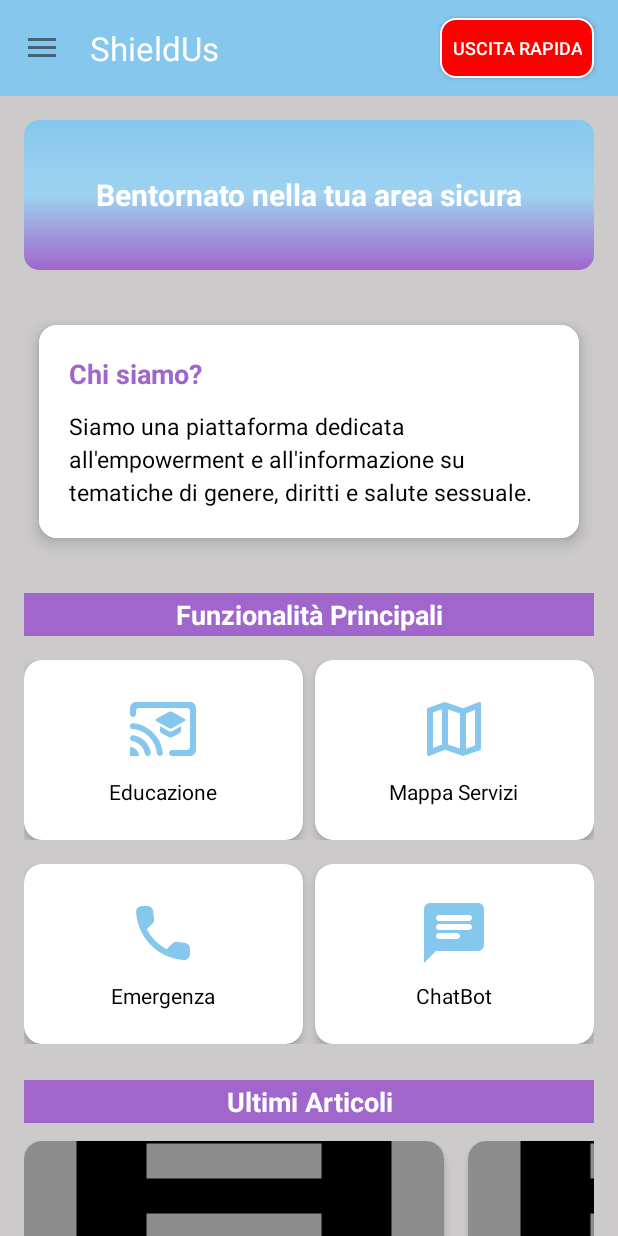
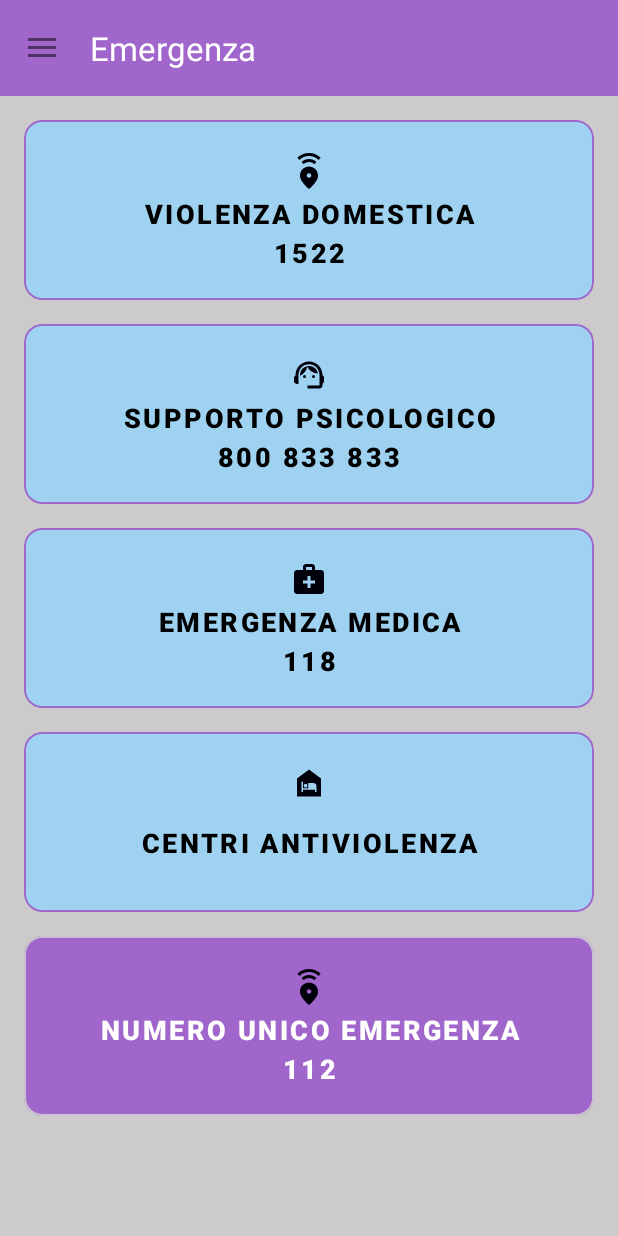
Before and after one commit to Valeferr/shieldus-app, an Android app: the screen it shows after launch (HomeActivity before the commit, EmergencyActivity after it), in the side drawer, after a tap on "Numeri Emergenza", on a phone screen of 412 x 824 dp. Run offline under Robolectric (Android 15) with nearby library versions, the phone set to English and light mode, and no system bars.

Commit message:
Added emergency page

```diff
--- a/app/src/main/AndroidManifest.xml
+++ b/app/src/main/AndroidManifest.xml
@@ -50,6 +50,7 @@
         <activity android:name=".activities.ModuleIntroActivity" />
         <activity android:name=".activities.ChatbotActivity" />
         <activity android:name=".activities.MapActivity" />
+        <activity android:name=".activities.EmergencyActivity"/>
     </application>
 
 </manifest>
--- a/app/src/main/java/com/example/shieldus/activities/BaseActivity.java
+++ b/app/src/main/java/com/example/shieldus/activities/BaseActivity.java
@@ -106,12 +106,12 @@ public abstract class BaseActivity extends AppCompatActivity implements Navigati
         else if (id == R.id.nav_chatbot && !(this instanceof ChatbotActivity)) {
             startActivity(new Intent(this, ChatbotActivity.class));
         }
-//        else if (id == R.id.nav_map && !(this instanceof MapActivity)) {
-//            startActivity(new Intent(this, MapActivity.class));
-//        }
-//        else if (id == R.id.nav_emergency && !(this instanceof EmergencyActivity)) {
-//            startActivity(new Intent(this, EmergencyActivity.class));
-//        }
+        else if (id == R.id.nav_map && !(this instanceof MapActivity)) {
+            startActivity(new Intent(this, MapActivity.class));
+        }
+        else if (id == R.id.nav_emergency && !(this instanceof EmergencyActivity)) {
+            startActivity(new Intent(this, EmergencyActivity.class));
+        }
 //        else if (id == R.id.nav_settings && !(this instanceof SettingsActivity)) {
 //            startActivity(new Intent(this, SettingsActivity.class));
 //        }
--- a/app/src/main/java/com/example/shieldus/activities/EmergencyActivity.java
+++ b/app/src/main/java/com/example/shieldus/activities/EmergencyActivity.java
@@ -1,4 +1,102 @@
 package com.example.shieldus.activities;
 
-public class EmergencyActivity {
+import android.content.Intent;
+import android.net.Uri;
+import android.os.Bundle;
+import androidx.annotation.NonNull;
+import android.view.MenuItem;
+import android.view.View;
+import android.widget.Button;
+import androidx.appcompat.app.AlertDialog;
+import com.example.shieldus.R;
+import androidx.core.view.GravityCompat;
+
+public class EmergencyActivity extends BaseActivity {
+
+    @Override
+    protected void onCreate(Bundle savedInstanceState) {
+        super.onCreate(savedInstanceState);
+        setContentView(R.layout.activity_emergency);
+
+        setupNavigationDrawer();
+        setToolbarTitle("Emergenza");
+
+        setupEmergencyButtons();
+    }
+
+    private void setupEmergencyButtons() {
+        int[] buttonIds = {
+                R.id.btn_violenza_domestica,
+                R.id.btn_supporto_psicologico,
+                R.id.btn_emergenza_medica,
+                R.id.btn_centri_antiviolenza,
+                R.id.btn_chiamata_generica
+        };
+
+        for (int id : buttonIds) {
+            Button btn = findViewById(id);
+            btn.setOnClickListener(this::handleEmergencyClick);
+        }
+    }
+
+    private void handleEmergencyClick(View v) {
+        String number = "";
+        String title = "";
+
+        if (v.getId() == R.id.btn_centri_antiviolenza) {
+            showCentersDialog();
+            return;
+        } else if (v.getId() == R.id.btn_chiamata_generica) {
+            number = "112";
+            title = getString(R.string.emergency_general_title);
+        } else if (v.getId() == R.id.btn_emergenza_medica) {
+            number = "118";
+            title = getString(R.string.emergency_medical_title);
+        } else if (v.getId() == R.id.btn_supporto_psicologico) {
+            number = "800833833";
+            title = getString(R.string.emergency_psychological_title);
+        } else if (v.getId() == R.id.btn_violenza_domestica) {
+            number = "1522";
+            title = getString(R.string.emergency_violence_title);
+        }
+
+        showConfirmationDialog(title, number);
+    }
+
+    private void showCentersDialog() {
+        new AlertDialog.Builder(this)
+                .setTitle(R.string.emergency_centers_title)
+                .setMessage(R.string.emergency_centers_message)
+                .setPositiveButton(R.string.open_map, (dialog, which) -> {
+                    Intent intent = new Intent(this, MapActivity.class);
+                    intent.putExtra("show_centers", true);
+                    startActivity(intent);
+                })
+                .setNegativeButton(R.string.cancel, null)
+                .show();
+    }
+
+    private void showConfirmationDialog(String title, String number) {
+        new AlertDialog.Builder(this)
+                .setTitle(getString(R.string.confirm_call, title))
+                .setMessage(getString(R.string.call_number, number))
+                .setPositiveButton(R.string.call, (dialog, which) -> callNumber(number))
+                .setNegativeButton(R.string.cancel, null)
+                .show();
+    }
+
+    private void callNumber(String phoneNumber) {
+        Intent intent = new Intent(Intent.ACTION_DIAL);
+        intent.setData(Uri.parse("tel:" + phoneNumber));
+        startActivity(intent);
+    }
+
+    @Override
+    public boolean onNavigationItemSelected(@NonNull MenuItem item) {
+        if (item.getItemId() == R.id.nav_emergency) {
+            drawerLayout.closeDrawer(GravityCompat.START);
+            return true;
+        }
+        return super.onNavigationItemSelected(item);
+    }
 }
--- a/app/src/main/java/com/example/shieldus/activities/MapActivity.java
+++ b/app/src/main/java/com/example/shieldus/activities/MapActivity.java
@@ -53,6 +53,10 @@ public class MapActivity extends BaseActivity implements OnMapReadyCallback {
         setContentView(R.layout.activity_map);
         setupNavigationDrawer();
         setToolbarTitle("Mappa Servizi");
+
+        if (getIntent().getBooleanExtra("show_centers", false)) {
+            filterCentersByType("antiviolenza");
+        }
 
         SupportMapFragment mapFragment = (SupportMapFragment)
                 getSupportFragmentManager().findFragmentById(R.id.map);
--- /dev/null
+++ b/app/src/main/res/drawable/ic_emergency_alert.xml
@@ -0,0 +1,5 @@
+<vector xmlns:android="http://schemas.android.com/apk/res/android" android:height="24dp" android:tint="#00000A" android:viewportHeight="24" android:viewportWidth="24" android:width="24dp">
+
+    <path android:fillColor="@android:color/white" android:pathData="M12,9c-3.15,0 -6,2.41 -6,6.15c0,2.49 2,5.44 6,8.85c4,-3.41 6,-6.36 6,-8.85C18,11.41 15.15,9 12,9zM12,16.5c-0.83,0 -1.5,-0.67 -1.5,-1.5s0.67,-1.5 1.5,-1.5s1.5,0.67 1.5,1.5S12.83,16.5 12,16.5zM12,4c1.93,0 3.68,0.78 4.95,2.05l-1.41,1.41C14.63,6.56 13.38,6 12,6S9.37,6.56 8.46,7.46L7.05,6.05C8.32,4.78 10.07,4 12,4zM19.78,3.23l-1.41,1.41C16.74,3.01 14.49,2 12.01,2S7.27,3.01 5.64,4.63L4.22,3.22C6.22,1.23 8.97,0 12.01,0S17.79,1.23 19.78,3.23z"/>
+
+</vector>
--- /dev/null
+++ b/app/src/main/res/drawable/ic_emergency_call.xml
@@ -0,0 +1,5 @@
+<vector xmlns:android="http://schemas.android.com/apk/res/android" android:height="24dp" android:tint="#00000A" android:viewportHeight="24" android:viewportWidth="24" android:width="24dp">
+
+    <path android:fillColor="@android:color/white" android:pathData="M22,3H2C0.9,3 0,3.9 0,5v14c0,1.1 0.9,2 2,2h20c1.1,0 1.99,-0.9 1.99,-2L24,5C24,3.9 23.1,3 22,3zM9,8c1.65,0 3,1.35 3,3s-1.35,3 -3,3s-3,-1.35 -3,-3S7.35,8 9,8zM2.08,19c1.38,-2.39 3.96,-4 6.92,-4s5.54,1.61 6.92,4H2.08zM20.97,9.85l-0.75,1.3l-1.47,-0.85V12h-1.5v-1.7l-1.47,0.85l-0.75,-1.3L16.5,9l-1.47,-0.85l0.75,-1.3l1.47,0.85V6h1.5v1.7l1.47,-0.85l0.75,1.3L19.5,9L20.97,9.85z"/>
+
+</vector>
--- /dev/null
+++ b/app/src/main/res/drawable/ic_medical_emergency.xml
@@ -0,0 +1,5 @@
+<vector xmlns:android="http://schemas.android.com/apk/res/android" android:height="24dp" android:tint="#00000A" android:viewportHeight="24" android:viewportWidth="24" android:width="24dp">
+
+    <path android:fillColor="@android:color/white" android:pathData="M20,6h-4V4c0,-1.1 -0.9,-2 -2,-2h-4C8.9,2 8,2.9 8,4v2H4C2.9,6 2,6.9 2,8v12c0,1.1 0.9,2 2,2h16c1.1,0 2,-0.9 2,-2V8C22,6.9 21.1,6 20,6zM10,4h4v2h-4V4zM16,15h-3v3h-2v-3H8v-2h3v-3h2v3h3V15z"/>
+
+</vector>
--- /dev/null
+++ b/app/src/main/res/drawable/ic_psychological_support.xml
@@ -0,0 +1,11 @@
+<vector xmlns:android="http://schemas.android.com/apk/res/android" android:height="24dp" android:tint="#00000A" android:viewportHeight="24" android:viewportWidth="24" android:width="24dp">
+
+    <path android:fillColor="@android:color/white" android:pathData="M21,12.22C21,6.73 16.74,3 12,3c-4.69,0 -9,3.65 -9,9.28C2.4,12.62 2,13.26 2,14v2c0,1.1 0.9,2 2,2h1v-6.1c0,-3.87 3.13,-7 7,-7s7,3.13 7,7V19h-8v2h8c1.1,0 2,-0.9 2,-2v-1.22c0.59,-0.31 1,-0.92 1,-1.64v-2.3C22,13.14 21.59,12.53 21,12.22z"/>
+
+    <path android:fillColor="@android:color/white" android:pathData="M9,13m-1,0a1,1 0,1 1,2 0a1,1 0,1 1,-2 0"/>
+
+    <path android:fillColor="@android:color/white" android:pathData="M15,13m-1,0a1,1 0,1 1,2 0a1,1 0,1 1,-2 0"/>
+
+    <path android:fillColor="@android:color/white" android:pathData="M18,11.03C17.52,8.18 15.04,6 12.05,6c-3.03,0 -6.29,2.51 -6.03,6.45c2.47,-1.01 4.33,-3.21 4.86,-5.89C12.19,9.19 14.88,11 18,11.03z"/>
+
+</vector>
--- /dev/null
+++ b/app/src/main/res/drawable/ic_shelter.xml
@@ -0,0 +1,5 @@
+<vector xmlns:android="http://schemas.android.com/apk/res/android" android:height="24dp" android:tint="#00000A" android:viewportHeight="24" android:viewportWidth="24" android:width="24dp">
+
+    <path android:fillColor="@android:color/white" android:pathData="M12,3L4,9v12h16V9L12,3zM9.75,12.5c0.69,0 1.25,0.56 1.25,1.25S10.44,15 9.75,15S8.5,14.44 8.5,13.75S9.06,12.5 9.75,12.5zM17,18h-1v-1.5H8V18H7v-7h1v4.5h3.5V12H15c1.1,0 2,0.9 2,2V18z"/>
+
+</vector>
--- /dev/null
+++ b/app/src/main/res/drawable/ic_warning.xml
@@ -0,0 +1,9 @@
+<vector xmlns:android="http://schemas.android.com/apk/res/android" android:height="24dp" android:tint="#00000A" android:viewportHeight="24" android:viewportWidth="24" android:width="24dp">
+
+    <path android:fillColor="@android:color/white" android:pathData="M12,5.99L19.53,19H4.47L12,5.99M12,2L1,21h22L12,2L12,2z"/>
+
+    <path android:fillColor="@android:color/white" android:pathData="M13,16l-2,0l0,2l2,0z"/>
+
+    <path android:fillColor="@android:color/white" android:pathData="M13,10l-2,0l0,5l2,0z"/>
+
+</vector>
--- /dev/null
+++ b/app/src/main/res/layout/activity_emergency.xml
@@ -0,0 +1,131 @@
+<?xml version="1.0" encoding="utf-8"?>
+<androidx.drawerlayout.widget.DrawerLayout
+    xmlns:android="http://schemas.android.com/apk/res/android"
+    xmlns:app="http://schemas.android.com/apk/res-auto"
+    xmlns:tools="http://schemas.android.com/tools"
+    android:id="@+id/drawer_layout"
+    android:layout_width="match_parent"
+    android:layout_height="match_parent"
+    tools:context=".activities.EmergencyActivity">
+
+    <LinearLayout
+        android:layout_width="match_parent"
+        android:layout_height="match_parent"
+        android:orientation="vertical"
+        android:background="@color/light_white">
+
+        <com.google.android.material.appbar.MaterialToolbar
+            android:id="@+id/toolbar"
+            android:layout_width="match_parent"
+            android:layout_height="?attr/actionBarSize"
+            android:background="@color/primary_purple"
+            app:titleTextColor="@color/white"/>
+
+        <ScrollView
+            android:layout_width="match_parent"
+            android:layout_height="match_parent"
+            android:padding="16dp">
+
+            <LinearLayout
+                android:layout_width="match_parent"
+                android:layout_height="wrap_content"
+                android:orientation="vertical">
+
+                <!-- Violenza Domestica -->
+                <com.google.android.material.card.MaterialCardView
+                    android:layout_width="match_parent"
+                    android:layout_height="wrap_content"
+                    android:layout_marginBottom="16dp"
+                    app:cardBackgroundColor="@color/primary_blue_lighter"
+                    app:cardCornerRadius="12dp"
+                    app:strokeColor="@color/primary_purple"
+                    app:strokeWidth="1dp">
+
+                    <Button
+                        android:id="@+id/btn_violenza_domestica"
+                        style="@style/EmergencyButtonStyle"
+                        android:text="@string/emergency_violence_title"
+                        android:drawableTop="@drawable/ic_emergency_alert"/>
+                </com.google.android.material.card.MaterialCardView>
+
+                <!-- Supporto Psicologico -->
+                <com.google.android.material.card.MaterialCardView
+                    android:layout_width="match_parent"
+                    android:layout_height="wrap_content"
+                    android:layout_marginBottom="16dp"
+                    app:cardBackgroundColor="@color/primary_blue_lighter"
+                    app:cardCornerRadius="12dp"
+                    app:strokeColor="@color/primary_purple"
+                    app:strokeWidth="1dp">
+
+                    <Button
+                        android:id="@+id/btn_supporto_psicologico"
+                        style="@style/EmergencyButtonStyle"
+                        android:text="@string/emergency_psychological_title"
+                        android:drawableTop="@drawable/ic_psychological_support"/>
+                </com.google.android.material.card.MaterialCardView>
+
+                <!-- Emergenza Medica -->
+                <com.google.android.material.card.MaterialCardView
+                    android:layout_width="match_parent"
+                    android:layout_height="wrap_content"
+                    android:layout_marginBottom="16dp"
+                    app:cardBackgroundColor="@color/primary_blue_lighter"
+                    app:cardCornerRadius="12dp"
+                    app:strokeColor="@color/primary_purple"
+                    app:strokeWidth="1dp">
+
+                    <Button
+                        android:id="@+id/btn_emergenza_medica"
+                        style="@style/EmergencyButtonStyle"
+                        android:text="@string/emergency_medical_title"
+                        android:drawableTop="@drawable/ic_medical_emergency"/>
+                </com.google.android.material.card.MaterialCardView>
+
+                <!-- Centri Antiviolenza -->
+                <com.google.android.material.card.MaterialCardView
+                    android:layout_width="match_parent"
+                    android:layout_height="wrap_content"
+                    android:layout_marginBottom="16dp"
+                    app:cardBackgroundColor="@color/primary_blue_lighter"
+                    app:cardCornerRadius="12dp"
+                    app:strokeColor="@color/primary_purple"
+                    app:strokeWidth="1dp">
+
+                    <Button
+                        android:id="@+id/btn_centri_antiviolenza"
+                        style="@style/EmergencyButtonStyle"
+                        android:text="@string/emergency_centers_title"
+                        android:drawableTop="@drawable/ic_shelter"/>
+                </com.google.android.material.card.MaterialCardView>
+
+                <!-- Chiamata Generica -->
+                <com.google.android.material.card.MaterialCardView
+                    android:layout_width="match_parent"
+                    android:layout_height="wrap_content"
+                    app:cardBackgroundColor="@color/primary_purple"
+                    app:cardCornerRadius="12dp">
+
+                    <Button
+                        android:id="@+id/btn_chiamata_generica"
+                        style="@style/EmergencyButtonStyle"
+                        android:text="@string/emergency_general_title"
+                        android:textColor="@color/white"
+                        android:drawableTop="@drawable/ic_emergency_alert"/>
+                </com.google.android.material.card.MaterialCardView>
+            </LinearLayout>
+        </ScrollView>
+    </LinearLayout>
+
+    <com.google.android.material.navigation.NavigationView
+        android:id="@+id/nav_view"
+        android:layout_width="300dp"
+        android:layout_height="match_parent"
+        android:layout_gravity="start"
+        android:background="@color/light_white"
+        android:fitsSystemWindows="true"
+        app:headerLayout="@layout/nav_header"
+        app:itemIconTint="@color/black"
+        app:itemTextColor="@color/black"
+        app:menu="@menu/main_menu" />
+</androidx.drawerlayout.widget.DrawerLayout>
--- a/app/src/main/res/values/strings.xml
+++ b/app/src/main/res/values/strings.xml
@@ -8,6 +8,18 @@
     <string name="chatbot_suggestions">Ecco alcuni argomenti su cui posso aiutarti:\n- Discriminazione sul lavoro\n- Molestie sessuali\n- Licenziamento ingiusto\n- Stipendio non pagato\n\nPuoi descrivermi la tua situazione usando queste parole chiave.</string>
     <string name="hint_type_message">Scrivi il tuo messaggio...</string>
     <string name="button_send">Invia</string>
+
+    <string name="emergency_violence_title">Violenza Domestica\n1522</string>
+    <string name="emergency_psychological_title">Supporto Psicologico\n800 833 833</string>
+    <string name="emergency_medical_title">Emergenza Medica\n118</string>
+    <string name="emergency_centers_title">Centri Antiviolenza</string>
+    <string name="emergency_general_title">Numero Unico Emergenza\n112</string>
+    <string name="emergency_centers_message">Trova il centro antiviolenza più vicino nella nostra mappa dei servizi</string>
+    <string name="confirm_call">Chiamare %s?</string>
+    <string name="call_number">Stai per chiamare: %s</string>
+    <string name="open_map">Apri Mappa</string>
+    <string name="call">Chiama</string>
+    <string name="cancel">Annulla</string>
 
     <string-array name="predifined_legal_questions">
         <item>Seleziona una domanda</item>
@@ -53,5 +65,4 @@
         <item>Casa delle Donne Perugia|Via Baglioni 12, Perugia|antiviolenza|+39 075 9988774</item>
         <item>Ambulatorio Sociale Reggio Calabria|Via Marina 8, Reggio Calabria|clinica|+39 0965 112244</item>
     </string-array>
-
 </resources>
--- a/app/src/main/res/values/themes.xml
+++ b/app/src/main/res/values/themes.xml
@@ -59,4 +59,18 @@
         <item name="android:textColor">@color/black</item>
         <item name="android:padding">16dp</item>
     </style>
+
+    <style name="EmergencyButtonStyle" parent="Widget.MaterialComponents.Button.TextButton">
+        <item name="android:layout_width">match_parent</item>
+        <item name="android:layout_height">120dp</item>
+        <item name="android:gravity">center</item>
+        <item name="android:textSize">18sp</item>
+        <item name="android:textStyle">bold</item>
+        <item name="android:textColor">@color/black</item>
+        <item name="android:background">@android:color/transparent</item>
+        <item name="android:drawablePadding">8dp</item>
+        <item name="android:padding">16dp</item>
+        <item name="android:lineSpacingMultiplier">1.2</item>
+    </style>
+
 </resources>
```
